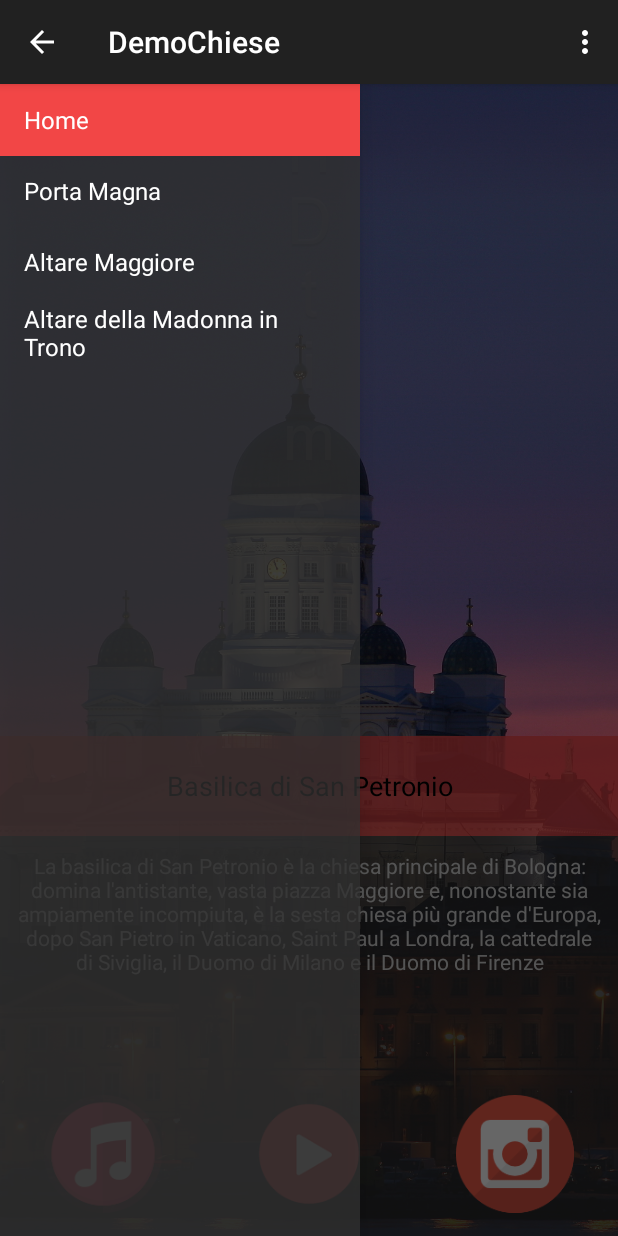
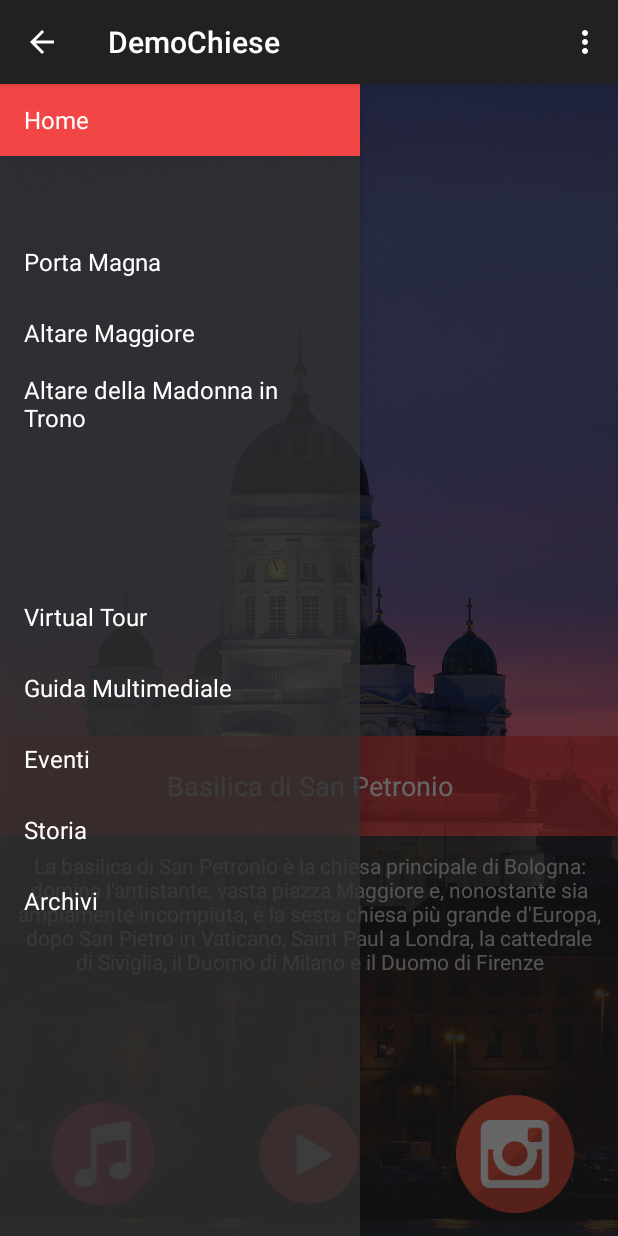
Before and after one commit to FabioSgueglia/DemoChiese, an Android app: the screen it shows after launch (MainActivity), on a phone screen of 412 x 824 dp. Run offline under Robolectric (Android 15) with nearby library versions, the phone set to English and light mode, and no system bars; libraries missing offline, so code that uses them is left out: com.parse, org.altbeacon.beacon; 9 statements that could not run were skipped.

Commit message:
Interazione con Beacon funzionante.
- Interazione con Beacon funzionante (da aggiustare).
- Cambiato il colore di alcune scritte.
- Aggiunto voci nel menu (da migliorare).

```diff
--- a/app/src/main/AndroidManifest.xml
+++ b/app/src/main/AndroidManifest.xml
@@ -43,14 +43,17 @@
             </intent-filter>
         </activity>
         <activity
+            android:launchMode="singleInstance"
             android:name=".Item1Activity"
             android:label="@string/title_activity_item1" >
         </activity>
         <activity
+            android:launchMode="singleInstance"
             android:name=".Item2Activity"
             android:label="@string/title_activity_item2" >
         </activity>
         <activity
+            android:launchMode="singleInstance"
             android:name=".Item3Activity"
             android:label="@string/title_activity_item3" >
         </activity>
--- a/app/src/main/java/demochiese/app/lapsy/com/demochiese/DemoChieseApplication.java
+++ b/app/src/main/java/demochiese/app/lapsy/com/demochiese/DemoChieseApplication.java
@@ -12,6 +12,7 @@ import org.altbeacon.beacon.startup.BootstrapNotifier;
 
 
 import android.content.Intent;
+import android.os.RemoteException;
 import android.util.Log;
 
 import com.parse.Parse;
@@ -26,6 +27,7 @@ import org.altbeacon.beacon.startup.RegionBootstrap;
  */
 
 import java.util.Collection;
+import java.util.HashMap;
 import java.util.Iterator;
 
 import demochiese.app.lapsy.com.demochiese.MainActivity;
@@ -44,6 +46,12 @@ public class DemoChieseApplication extends Application implements BootstrapNotif
     private BackgroundPowerSaver mBackgroundPowerSaver;
 
     private RegionBootstrap mRegionBootstrap;
+
+    private static final Integer MAJOR = 257;
+    private static final Integer MINOR_BEACON_1 = 1;
+    private static final Integer MINOR_BEACON_2 = 6;
+    private static final Integer MINOR_BEACON_3 = 8;
+    private Integer beaconSelector = null;
 
     public DemoChieseApplication() {
 
@@ -92,12 +100,21 @@ public class DemoChieseApplication extends Application implements BootstrapNotif
         Log.d(TAG, "Got a didEnterRegion call");
         // This call to disable will make it so the activity below only gets launched the first time a beacon is seen (until the next time the app is launched)
         // if you want the Activity to launch every single time beacons come into view, remove this call.
-        mRegionBootstrap.disable();
-        Intent intent = new Intent(this, MainActivity.class);
+        //mRegionBootstrap.disable();
+        //Intent intent = new Intent(this, MainActivity.class);
         // IMPORTANT: in the AndroidManifest.xml definition of this activity, you must set android:launchMode="singleInstance" or you will get two instances
         // created when a user launches the activity manually and it gets launched from here.
-        intent.setFlags(Intent.FLAG_ACTIVITY_NEW_TASK);
-        this.startActivity(intent);
+        //intent.setFlags(Intent.FLAG_ACTIVITY_NEW_TASK);
+        //this.startActivity(intent);
+
+        try {
+            Log.d(TAG, String.format("Entered region. Starting ranging -> %s", arg0.toString()));
+            mBeaconManager.setRangeNotifier(this);
+            mBeaconManager.startRangingBeaconsInRegion(mAllBeaconsRegion);
+
+        } catch (RemoteException e) {
+            Log.e(TAG, "Cannot start ranging");
+        }
     }
 
     @Override
@@ -107,6 +124,7 @@ public class DemoChieseApplication extends Application implements BootstrapNotif
 
     @Override
     public void didRangeBeaconsInRegion(Collection<Beacon> beacons, Region region) {
+
         Log.d(TAG, "didRangeBeaconsInRegion()");
 
         if(beacons.size() > 0) {
@@ -124,8 +142,14 @@ public class DemoChieseApplication extends Application implements BootstrapNotif
                     if(newBeacon.getRssi() > maxRSSI) {
                         maxRSSI = newBeacon.getRssi();
                         nearestBeacon = newBeacon;
+
                         Log.d(TAG, "Nearest beacon: " + nearestBeacon.toString() +
-                        "\n RSSI: " + nearestBeacon.getRssi());
+                                "\n RSSI: " + nearestBeacon.getRssi() + "." +
+                                "\n Distance: " + nearestBeacon.getDistance() + ".");
+
+                        Log.d(TAG, "Beacon selector: " + nearestBeacon.getId3());
+
+                        this.beaconSelector = nearestBeacon.getId3().toInt();
                     }
                 }
                 catch (Exception e) {
@@ -133,6 +157,18 @@ public class DemoChieseApplication extends Application implements BootstrapNotif
                 }
             }
 
+            // Nel primo if rimettere this.MINOR_BEACON_2 al posto di this.MINOR_BEACON_1
+            if(this.beaconSelector.equals(this.MINOR_BEACON_1)) {
+                Intent menuItem1Intent = new Intent(this, Item1Activity.class);
+                menuItem1Intent.setFlags(Intent.FLAG_ACTIVITY_NEW_TASK);
+                this.startActivity(menuItem1Intent);
+            }
+            else if(this.beaconSelector.equals(this.MINOR_BEACON_3)) {
+
+                Intent menuItem2Intent = new Intent(this, Item2Activity.class);
+                menuItem2Intent.setFlags(Intent.FLAG_ACTIVITY_NEW_TASK);
+                this.startActivity(menuItem2Intent);
+            }
         }
     }
 
--- a/app/src/main/java/demochiese/app/lapsy/com/demochiese/MainActivity.java
+++ b/app/src/main/java/demochiese/app/lapsy/com/demochiese/MainActivity.java
@@ -65,21 +65,24 @@ public class MainActivity extends ActionBarActivity
 
     // Menu del NavigationDrawer
     public void onSectionAttached(int number) {
+        // Dal secondo case in poi gli indici sono cambiati(i+1) perché ho aggiunto delle voci vuote
+        // per simulare i separatori nel menu. Una volta implementati i veri separatori, e tolte
+        // le voci vuote, si possono ripristinare gli indici(i-1)
         switch (number) {
             case 1:
                 mTitle = getString(R.string.title_home);
                 break;
-            case 2:
+            case 3:
                 Intent i_item1 = new Intent(this, Item1Activity.class);
                 startActivity(i_item1);
                 finish();
                 break;
-            case 3:
+            case 4:
                 Intent i_item2 = new Intent(this, Item2Activity.class);
                 startActivity(i_item2);
                 finish();
                 break;
-            case 4:
+            case 5:
                 Intent i_item3 = new Intent(this, Item3Activity.class);
                 startActivity(i_item3);
                 finish();
--- a/app/src/main/java/demochiese/app/lapsy/com/demochiese/MultimediaActivity.java
+++ b/app/src/main/java/demochiese/app/lapsy/com/demochiese/MultimediaActivity.java
@@ -61,7 +61,7 @@ public class MultimediaActivity extends ActionBarActivity {
             videoView.start();
         }
         if(photo){
-            mediaFileName = extras.getString("mediaFileName");
+            /*mediaFileName = extras.getString("mediaFileName");
             setContentView(R.layout.activity_multimedia_photo);
             ImageSwitcher imageSwitcher = (ImageSwitcher)findViewById(R.id.imageSwitcher);
             imageSwitcher.setImageResource(R.drawable.ic_launcher);
@@ -70,7 +70,8 @@ public class MultimediaActivity extends ActionBarActivity {
                     ImageView myView = new ImageView(getApplicationContext());
                     return myView;
                 }
-            });
+            });*/
+
         }
 
     }
--- a/app/src/main/java/demochiese/app/lapsy/com/demochiese/NavigationDrawerFragment.java
+++ b/app/src/main/java/demochiese/app/lapsy/com/demochiese/NavigationDrawerFragment.java
@@ -103,9 +103,17 @@ public class NavigationDrawerFragment extends Fragment {
                 android.R.id.text1,
                 new String[]{
                         getString(R.string.title_home),
+                        getString(R.string.title_section0),
                         getString(R.string.title_section1),
                         getString(R.string.title_section2),
                         getString(R.string.title_section3),
+                        getString(R.string.title_section4),
+                        getString(R.string.title_section5),
+                        getString(R.string.title_section6),
+                        getString(R.string.title_section7),
+                        getString(R.string.title_section8),
+                        getString(R.string.title_section9),
+                        getString(R.string.title_section10)
                 }));
         mDrawerListView.setItemChecked(mCurrentSelectedPosition, true);
         return mDrawerListView;
--- a/app/src/main/res/layout/activity_item1.xml
+++ b/app/src/main/res/layout/activity_item1.xml
@@ -27,7 +27,7 @@
                 android:text="Porta Magna"
                 android:gravity="center"
                 android:textSize="18dp"
-                android:textColor="#000000"
+                android:textColor="#FFFFFF"
                 />
 
 
--- a/app/src/main/res/layout/activity_item2.xml
+++ b/app/src/main/res/layout/activity_item2.xml
@@ -27,7 +27,7 @@
             android:text="Altare Maggiore"
             android:gravity="center"
             android:textSize="18dp"
-            android:textColor="#000000"
+            android:textColor="#FFFFFF"
             />
 
 
--- a/app/src/main/res/layout/activity_item3.xml
+++ b/app/src/main/res/layout/activity_item3.xml
@@ -27,7 +27,7 @@
             android:text="Altare Madonna in Trono"
             android:gravity="center"
             android:textSize="18dp"
-            android:textColor="#000000"
+            android:textColor="#FFFFFF"
             />
 
 
--- a/app/src/main/res/layout/activity_main.xml
+++ b/app/src/main/res/layout/activity_main.xml
@@ -32,7 +32,7 @@
                 android:text="Basilica di San Petronio"
                 android:gravity="center"
                 android:textSize="18dp"
-                android:textColor="#000000"
+                android:textColor="#FFFFFF"
                 />
 
 
--- a/app/src/main/res/layout/activity_multimedia_video.xml
+++ b/app/src/main/res/layout/activity_multimedia_video.xml
@@ -1,12 +1,14 @@
 <RelativeLayout xmlns:android="http://schemas.android.com/apk/res/android"
     xmlns:tools="http://schemas.android.com/tools" android:layout_width="match_parent"
     android:layout_height="match_parent"
-    tools:context="demochiese.app.lapsy.com.demochiese.MultimediaActivity">
+    tools:context="demochiese.app.lapsy.com.demochiese.MultimediaActivity"
+    android:background="#000000">
 
     <VideoView
         android:layout_width="match_parent"
         android:layout_height="match_parent"
         android:id="@+id/video"
+        android:background="#000000"
         />
 
 </RelativeLayout>
--- a/app/src/main/res/values/strings.xml
+++ b/app/src/main/res/values/strings.xml
@@ -3,17 +3,29 @@
 
     <string name="app_name">DemoChiese</string>
     <string name="title_home">Home</string>
+    <string name="title_section0"> </string>
     <string name="title_section1">Porta Magna</string>
     <string name="title_section2">Altare Maggiore</string>
     <string name="title_section3">Altare della Madonna in Trono</string>
+    <string name="title_section4"> </string>
+    <string name="title_section5"> </string>
+    <string name="title_section6">Virtual Tour</string>
+    <string name="title_section7">Guida Multimediale</string>
+    <string name="title_section8">Eventi</string>
+    <string name="title_section9">Storia</string>
+    <string name="title_section10">Archivi</string>
     <string name="navigation_drawer_open">Open navigation drawer</string>
     <string name="navigation_drawer_close">Close navigation drawer</string>
     <string name="action_example">Example action</string>
     <string name="action_settings">Settings</string>
-    <string name="title_activity_item1">Item1Activity</string>
-    <string name="hello_world">Hello world!</string>
-    <string name="title_activity_item2">Item2Activity</string>
-    <string name="title_activity_item3">Item3Activity</string>
+    <string name="title_activity_item1">Porta Magna</string>
+    <string name="title_activity_item2">Altare Maggiore</string>
+    <string name="title_activity_item3">Altare della Madonna in Trono</string>
+    <string name="title_activity_item4">Virtual Tour</string>
+    <string name="title_activity_item5">Guida Multimediale</string>
+    <string name="title_activity_item6">Eventi</string>
+    <string name="title_activity_item7">Storia</string>
+    <string name="title_activity_item8">Archivi</string>
     <string name="title_activity_multimedia">MultimediaActivity</string>
 
 </resources>
```
Also changed, not shown: app/src/main/java/demochiese/app/lapsy/com/demochiese/beacon/BeaconMapping.java (+13 -19 lines).
